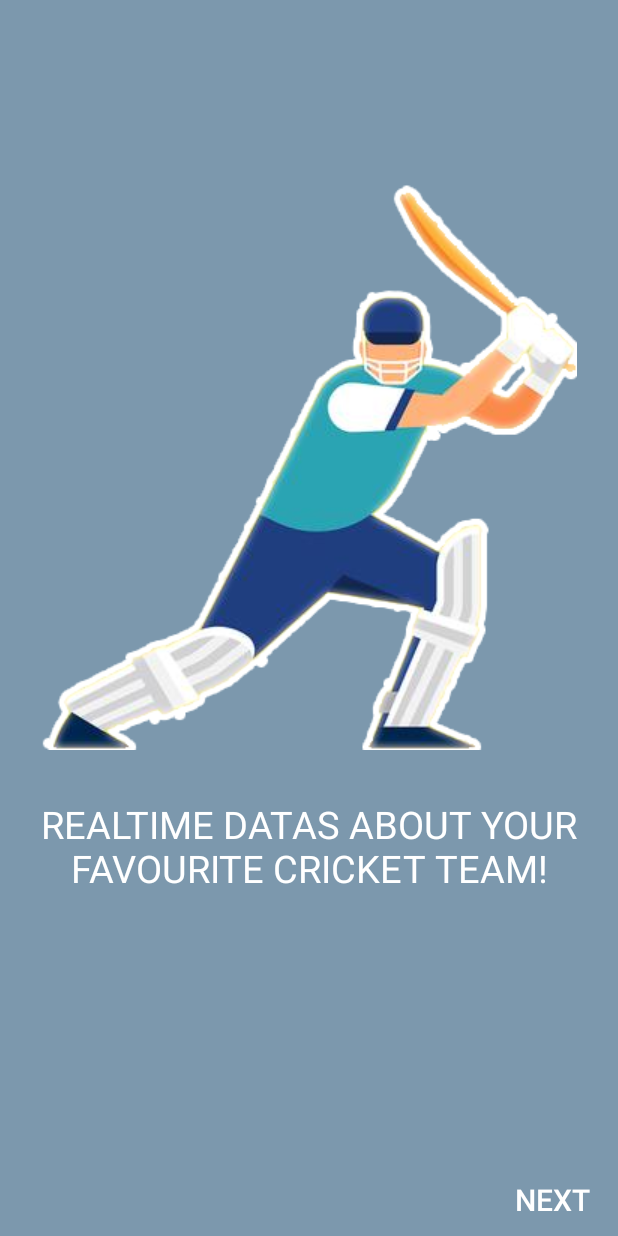
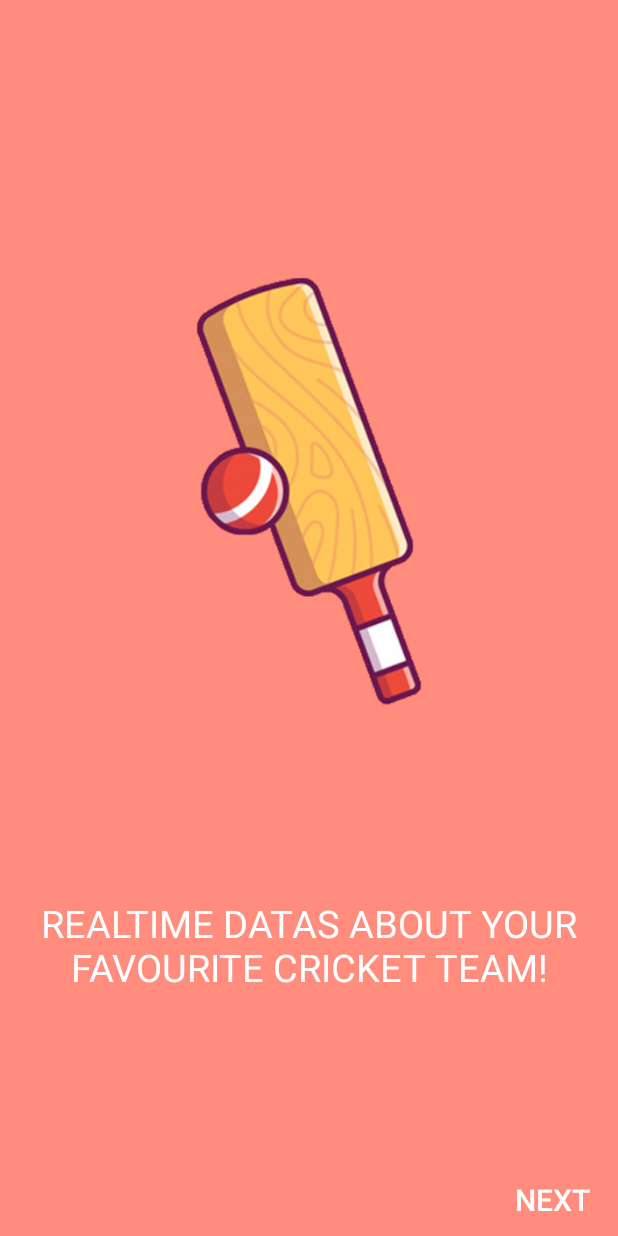
Before and after one commit to Petiazediter/ScoreboardPublic, an Android app: the screen it shows after launch (MainActivity), on a phone screen of 412 x 824 dp. Run offline under Robolectric (Android 15) with nearby library versions, the phone set to English and light mode, and no system bars; our stand-ins replace ButterKnife.

Commit message:
nicer colors

```diff
--- a/ScoreBoard/app/src/main/res/layout/fragment_page1.xml
+++ b/ScoreBoard/app/src/main/res/layout/fragment_page1.xml
@@ -11,11 +11,12 @@
         android:layout_width="match_parent"
         android:layout_height="match_parent">
     <!-- TODO: Update blank fragment layout -->
+
         <ImageView
             android:id="@+id/image_view"
             android:layout_width="wrap_content"
             android:layout_height="wrap_content"
-            android:src="@drawable/cricket_player"
+            android:src="@drawable/logo2"
             app:layout_constraintBottom_toBottomOf="parent"
             app:layout_constraintEnd_toEndOf="parent"
             app:layout_constraintHorizontal_bias="0.49"
--- a/ScoreBoard/app/src/main/res/values/colors.xml
+++ b/ScoreBoard/app/src/main/res/values/colors.xml
@@ -4,5 +4,5 @@
     <color name="colorPrimaryDark">#3700B3</color>
     <color name="colorAccent">#03DAC5</color>
     <color name="buttonBlue">#ffffff</color>
-    <color name="fragmentBG">#7c98ad</color>
+    <color name="fragmentBG">#ff8c7d</color>
 </resources>
```
Also changed, not shown: ScoreBoard/app/src/main/res/drawable/cricket.jpg (added), ScoreBoard/app/src/main/res/drawable/logo2.png (added).
